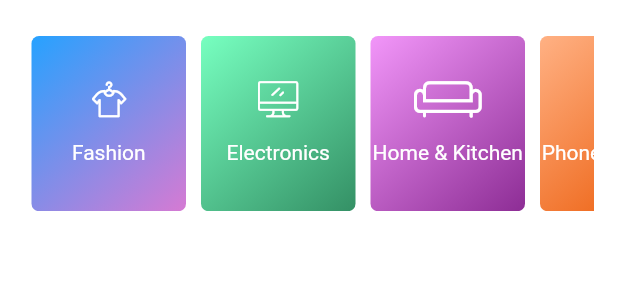
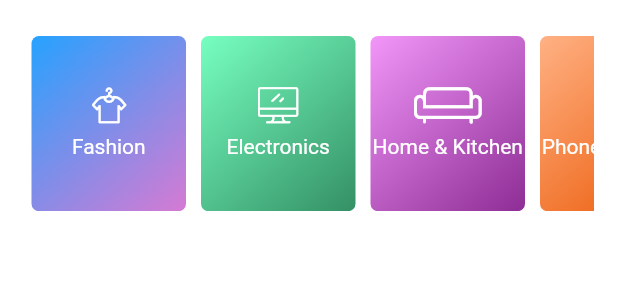
Before and after one commit to ahmedkotb3/AllFlutter, a Flutter app: the CategoriesList widget shown alone on an empty page, opened directly, on a phone screen of 412 x 824 dp. Shown: the top 300 px of the screen. Run offline on Flutter 3.47's test engine with Material 2 defaults, Android fonts, the phone set to English and light mode, and no system bars; our stand-ins replace carousel_pro, country_code_picker, device_info, flutter_signin_button, google_sign_in, image_picker and 2 more; missing offline and left inert: flutter_facebook_login; accounts and stored records are empty; network calls fail.

Commit message:
from kobtan to torres

```diff
--- a/lib/Screens/HomeScreen.dart
+++ b/lib/Screens/HomeScreen.dart
@@ -366,7 +366,7 @@ class CategoriesList extends StatelessWidget {
                     //crossAxisAlignment: CrossAxisAlignment.center,
                     children: <Widget>[
                       Container(
-                        padding: EdgeInsets.only(bottom: 15.0),
+                        padding: EdgeInsets.only(bottom: 7.0),
                         width: MediaQuery.of(context).size.width * 0.13,
                         child: Icon(
                           categories[index].catIcon,
@@ -590,8 +590,7 @@ class HomeOffers extends StatelessWidget {
                                   size: 18,
                                 ),
                               ]),
-                              Wrap(
-                                children: <Widget>[
+                              Wrap(children: <Widget>[
                                 Padding(
                                   padding: const EdgeInsets.all(8.0),
                                   child: Text(
@@ -599,6 +598,7 @@ class HomeOffers extends StatelessWidget {
                                     style: TextStyle(
                                         fontSize: 12,
                                         fontWeight: FontWeight.bold),
+                                    maxLines: 5,
                                   ),
                                 )
                               ]),
```
